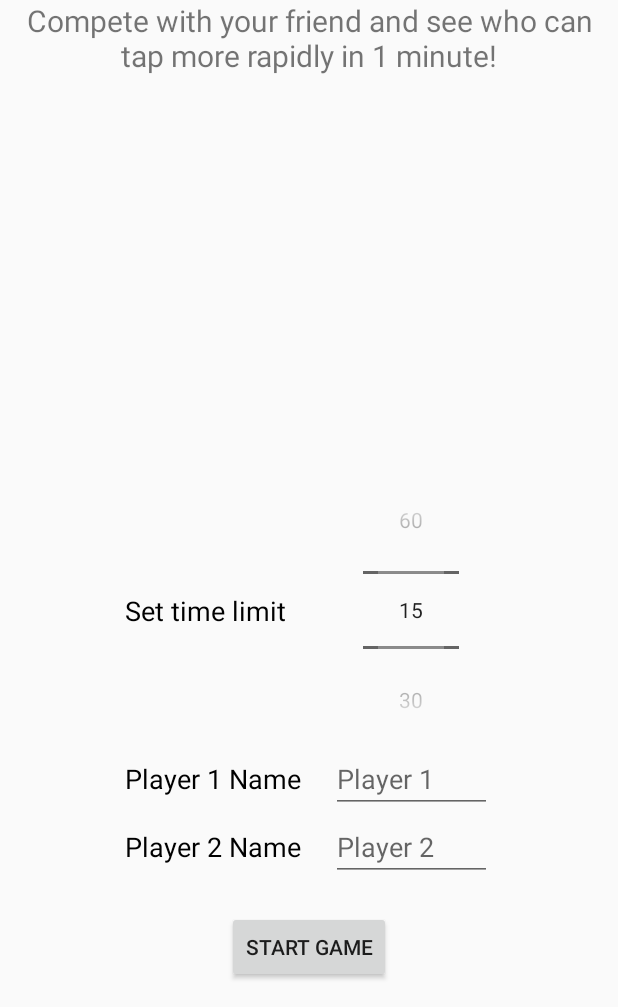
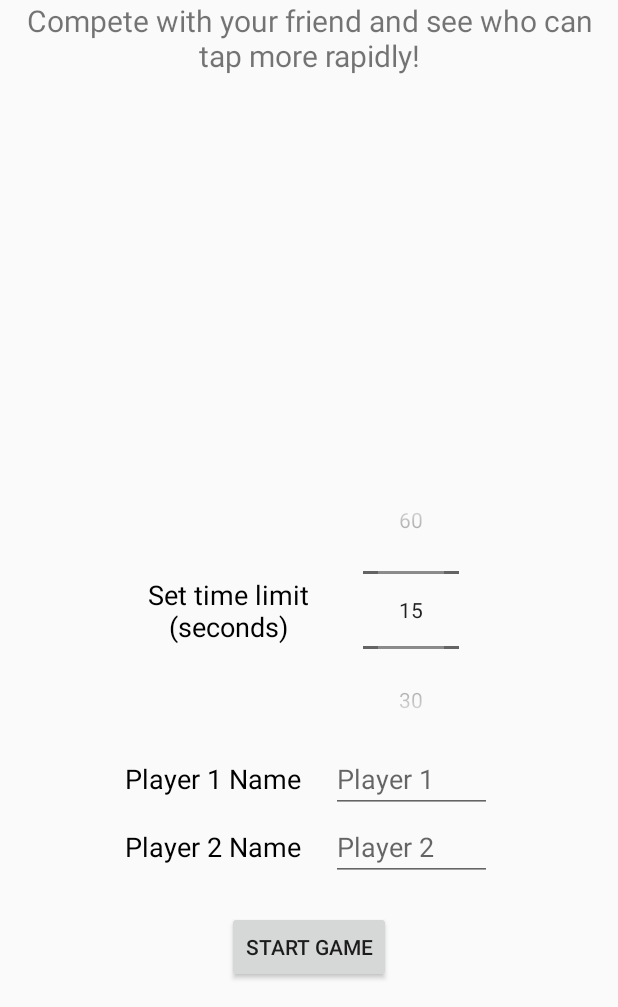
Before and after one commit to BlackMercy/Tap-Mania, an Android app: the screen it shows after launch (MainActivity), on a phone screen of 412 x 824 dp, the part 229-1236 px from its top. Run offline under Robolectric (Android 15) with nearby library versions, the phone set to English and light mode, and no system bars.

Commit message:
Final code (First phase)

```diff
--- a/app/src/main/java/com/siit/pitawat/tappingmania/CountDown.java
+++ b/app/src/main/java/com/siit/pitawat/tappingmania/CountDown.java
@@ -14,15 +14,12 @@ public class CountDown extends ActionBarActivity {
 
     ApplicationConfig appConfig;
     TextView num;
-    //String player1, player2;
 
     protected void onCreate(Bundle savedInstanceState) {
         super.onCreate(savedInstanceState);
         setContentView(R.layout.countdown);
         num = (TextView) findViewById(R.id.countdown);
         Intent i = this.getIntent();
-//        player1 = i.getStringExtra("player1");
-//        player2 = i.getStringExtra("player2");
         int n = Integer.parseInt(num.getText().toString());
         Log.d("n", n + "");
         Log.d("TimeCountdown", String.valueOf(appConfig.getInstance().getTime()));
@@ -37,7 +34,6 @@ public class CountDown extends ActionBarActivity {
     }
 
 
-
     public class timer extends CountDownTimer {
 
         public timer(long millisInFuture, long countDownInterval) {
@@ -48,8 +44,6 @@ public class CountDown extends ActionBarActivity {
         public void onFinish() {
             num.setText("START!");
             Intent j = new Intent(CountDown.this, Game.class);
-//            j.putExtra("player1", player1);
-//            j.putExtra("player2", player2);
             startActivityForResult(j, 88);
             // advance to Game class
         }
--- a/app/src/main/java/com/siit/pitawat/tappingmania/HStoDB.java
+++ b/app/src/main/java/com/siit/pitawat/tappingmania/HStoDB.java
@@ -17,7 +17,7 @@ public class HStoDB extends SQLiteOpenHelper {
 
     @Override
     public void onCreate(SQLiteDatabase db) {
-       String sql = "CREATE TABLE HighScore (" +
+        String sql = "CREATE TABLE HighScore (" +
                 "_id integer primary key autoincrement, " +
                 "name text not null," +
                 "score int not null," +
--- a/app/src/main/java/com/siit/pitawat/tappingmania/myNumberPicker.java
+++ b/app/src/main/java/com/siit/pitawat/tappingmania/myNumberPicker.java
@@ -7,6 +7,12 @@ import android.widget.NumberPicker;
 /**
  * Created by Pitawat on 14/2/2015.
  */
+
+
+/*
+ * This class is not used
+ */
+
 public class myNumberPicker extends NumberPicker {
     public myNumberPicker(Context context) {
         super(context);
--- a/app/src/main/res/layout/activity_main.xml
+++ b/app/src/main/res/layout/activity_main.xml
@@ -32,10 +32,12 @@
             <TableRow>
 
                 <TextView
-                    android:paddingTop="78dp"
-                    android:text="Set time limit"
+                    android:paddingTop="67dp"
+                    android:gravity="center_horizontal"
+                    android:text="Set time limit\n(seconds)"
                     android:textAppearance="?android:attr/textAppearanceMedium"
-                    android:textColor="#000000" />
+                    android:textColor="#000000"
+                    android:id="@+id/settimelimit" />
             </TableRow>
 
             <NumberPicker
@@ -115,7 +117,7 @@
 
         android:gravity="center"
         android:paddingBottom="30dp"
-        android:text="Compete with your friend and see who can tap more rapidly in 1 minute!"
+        android:text="Compete with your friend and see who can tap more rapidly!"
         android:textIsSelectable="false"
         android:textSize="20dp" />
 
--- a/app/src/main/res/layout/highscore.xml
+++ b/app/src/main/res/layout/highscore.xml
@@ -64,7 +64,7 @@
         <TextView
             android:gravity="center"
             android:padding="10dp"
-            android:text="30 second"
+            android:text="30 seconds"
             android:textColor="#00F"
             android:textSize="30dp"
             android:id="@+id/t30s"
--- a/app/src/main/res/menu/menu_main.xml
+++ b/app/src/main/res/menu/menu_main.xml
@@ -2,11 +2,6 @@
     xmlns:app="http://schemas.android.com/apk/res-auto"
     xmlns:tools="http://schemas.android.com/tools"
     tools:context=".MainActivity">
-    <item
-        android:id="@+id/action_settings"
-        android:orderInCategory="100"
-        android:title="@string/action_settings"
-        app:showAsAction="never" />
 
     <item
         android:id="@+id/high_score"
```
Also changed, not shown: app/src/main/java/com/siit/pitawat/tappingmania/Game.java (+33 -27 lines), app/src/main/java/com/siit/pitawat/tappingmania/HighScore.java (+68 -48 lines), app/src/main/java/com/siit/pitawat/tappingmania/MainActivity.java (+6 -15 lines).
